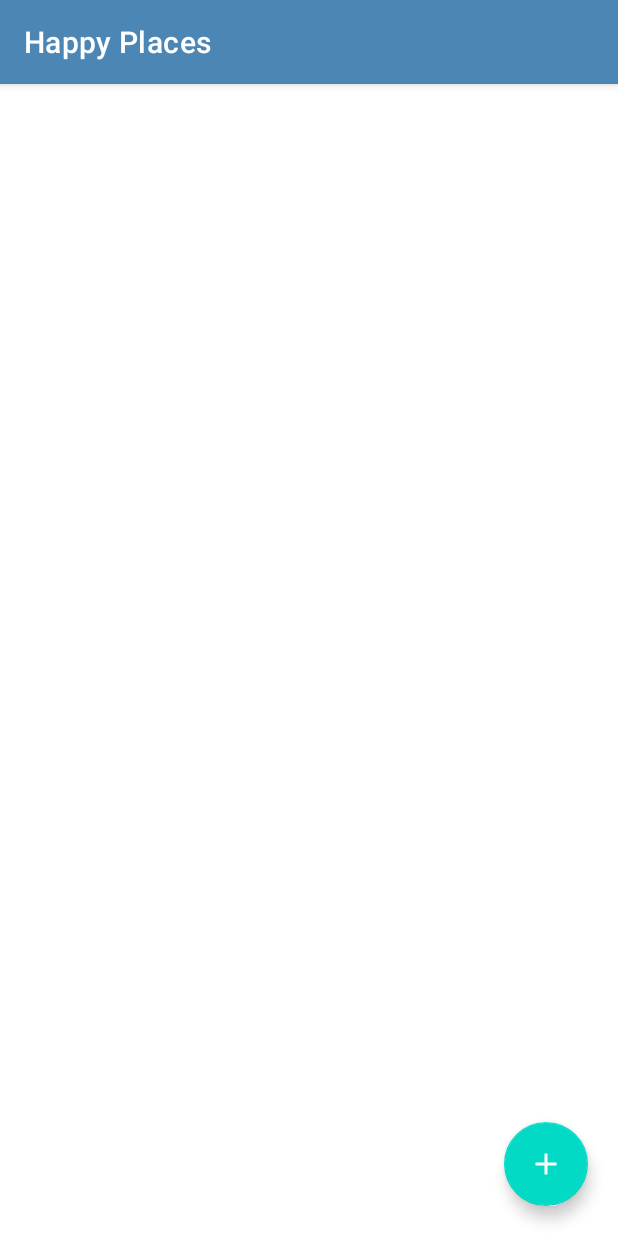
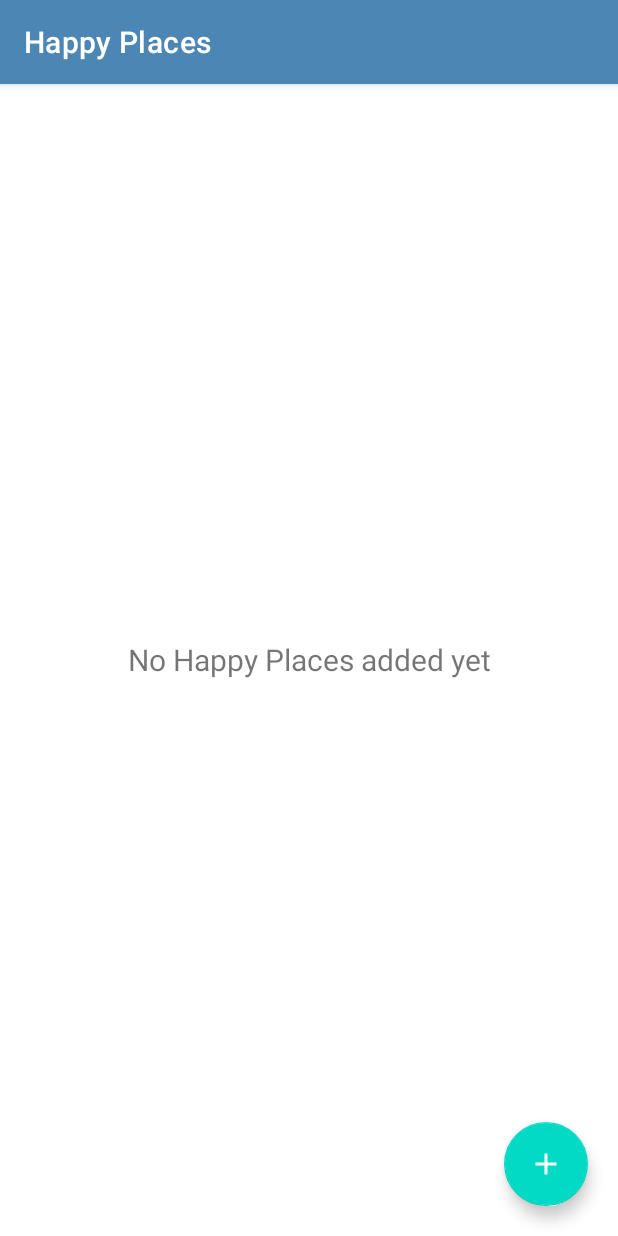
Before and after one commit to MuhammadSaad420/HappyPlace, an Android app: the screen it shows after launch (MainActivity), on a phone screen of 412 x 824 dp. Run offline under Robolectric (Android 15) with nearby library versions, the phone set to English and light mode, and no system bars.

Commit message:
preparing the recycler view

```diff
--- a/app/src/main/res/layout/activity_main.xml
+++ b/app/src/main/res/layout/activity_main.xml
@@ -5,6 +5,23 @@
     android:layout_width="match_parent"
     android:layout_height="match_parent"
     tools:context=".activities.MainActivity">
+
+    <androidx.recyclerview.widget.RecyclerView
+        android:id="@+id/rv_happy_places_list"
+        android:layout_width="match_parent"
+        android:layout_height="match_parent"
+        android:visibility="gone"
+        tools:visibility="gone" />
+
+    <TextView
+        android:id="@+id/tv_no_records_available"
+        android:layout_width="match_parent"
+        android:layout_height="match_parent"
+        android:gravity="center"
+        android:text="@string/note_text_no_happy_places_found_yet_kindly_add_one"
+        android:textSize="@dimen/no_records_available_text_size"
+        android:visibility="visible"
+        tools:visibility="visible" />
 
     <com.google.android.material.floatingactionbutton.FloatingActionButton
         android:layout_width="wrap_content"
--- a/app/src/main/res/values/dimens.xml
+++ b/app/src/main/res/values/dimens.xml
@@ -30,4 +30,5 @@
     <dimen name="add_place_image_shape_radius">3dp</dimen>
 
     <dimen name="button_radius">10dp</dimen>
+    <dimen name="no_records_available_text_size">20sp</dimen>
 </resources>
--- a/app/src/main/res/values/strings.xml
+++ b/app/src/main/res/values/strings.xml
@@ -11,4 +11,5 @@
     <string name="text_add_image">ADD IMAGE</string>
 
     <string name="btn_text_save">SAVE</string>
+    <string name="note_text_no_happy_places_found_yet_kindly_add_one">No Happy Places added yet</string>
 </resources>
```
